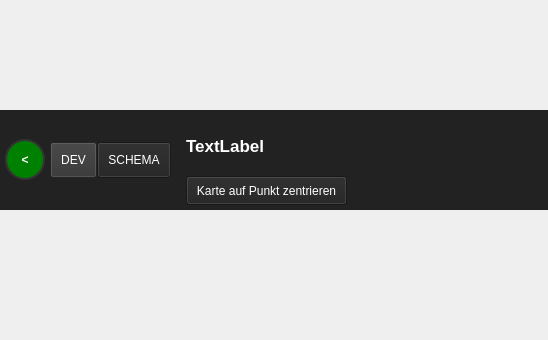
Old version of the form lfb_regeneration_wildlife_impact/gui/form/saveBar.ui in the repository b-lack/qgis-fim-plugin; both pictures show x 0 to 548 and y 152 to 492 of the 917 by 492 pixel window.
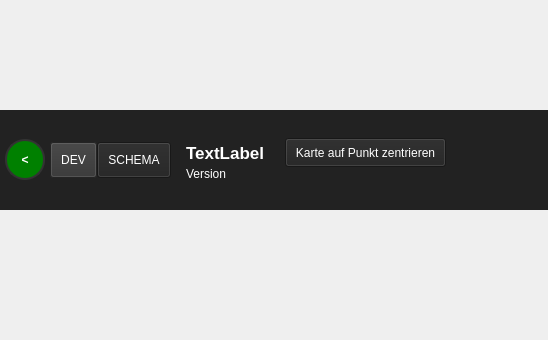
New version of the form.

Diff of the .ui file:
```diff
--- a/lfb_regeneration_wildlife_impact/gui/form/saveBar.ui
+++ b/lfb_regeneration_wildlife_impact/gui/form/saveBar.ui
@@ -185,6 +185,19 @@
         <property name="leftMargin">
          <number>15</number>
         </property>
+        <item>
+         <spacer name="verticalSpacer_2">
+          <property name="orientation">
+           <enum>Qt::Vertical</enum>
+          </property>
+          <property name="sizeHint" stdset="0">
+           <size>
+            <width>20</width>
+            <height>40</height>
+           </size>
+          </property>
+         </spacer>
+        </item>
         <item>
          <layout class="QHBoxLayout" name="horizontalLayout">
           <property name="spacing">
@@ -213,19 +226,48 @@
             </property>
            </widget>
           </item>
+          <item>
+           <widget class="QToolButton" name="lfbFokusFeature">
+            <property name="styleSheet">
+             <string notr="true">background: #222222;
+padding: 5px;</string>
+            </property>
+            <property name="text">
+             <string>Karte auf Punkt zentrieren</string>
+            </property>
+           </widget>
+          </item>
          </layout>
         </item>
         <item>
-         <widget class="QToolButton" name="lfbFokusFeature">
+         <widget class="QLabel" name="lfbPluginVersion">
+          <property name="sizePolicy">
+           <sizepolicy hsizetype="Preferred" vsizetype="Fixed">
+            <horstretch>0</horstretch>
+            <verstretch>0</verstretch>
+           </sizepolicy>
+          </property>
           <property name="styleSheet">
-           <string notr="true">background: #222222;
-padding: 5px;</string>
+           <string notr="true">padding:0;</string>
           </property>
           <property name="text">
-           <string>Karte auf Punkt zentrieren</string>
+           <string>Version</string>
           </property>
          </widget>
         </item>
+        <item>
+         <spacer name="verticalSpacer">
+          <property name="orientation">
+           <enum>Qt::Vertical</enum>
+          </property>
+          <property name="sizeHint" stdset="0">
+           <size>
+            <width>20</width>
+            <height>40</height>
+           </size>
+          </property>
+         </spacer>
+        </item>
        </layout>
       </item>
       <item>
```
